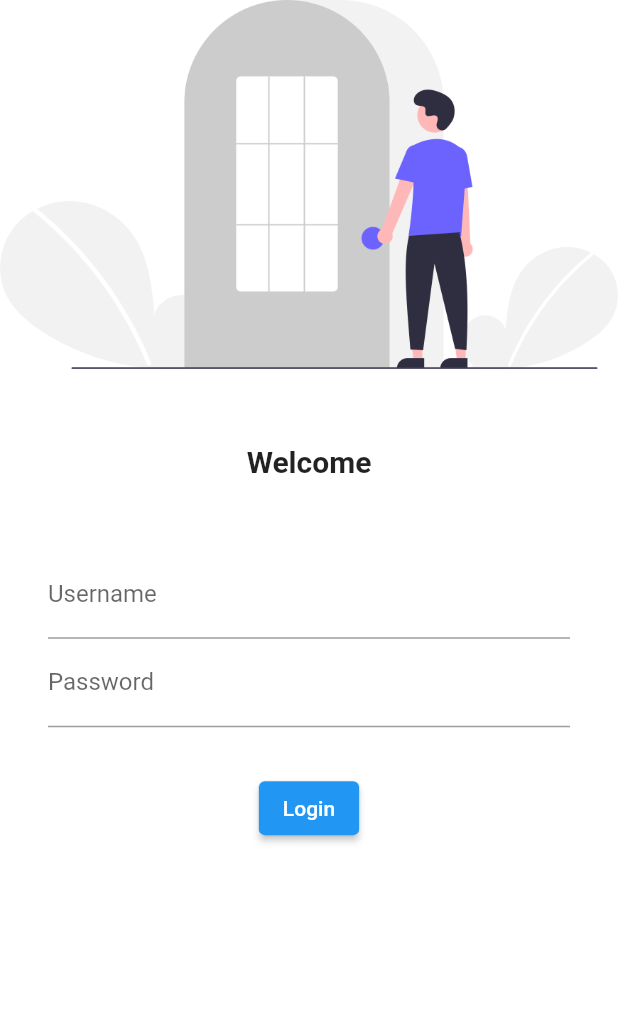
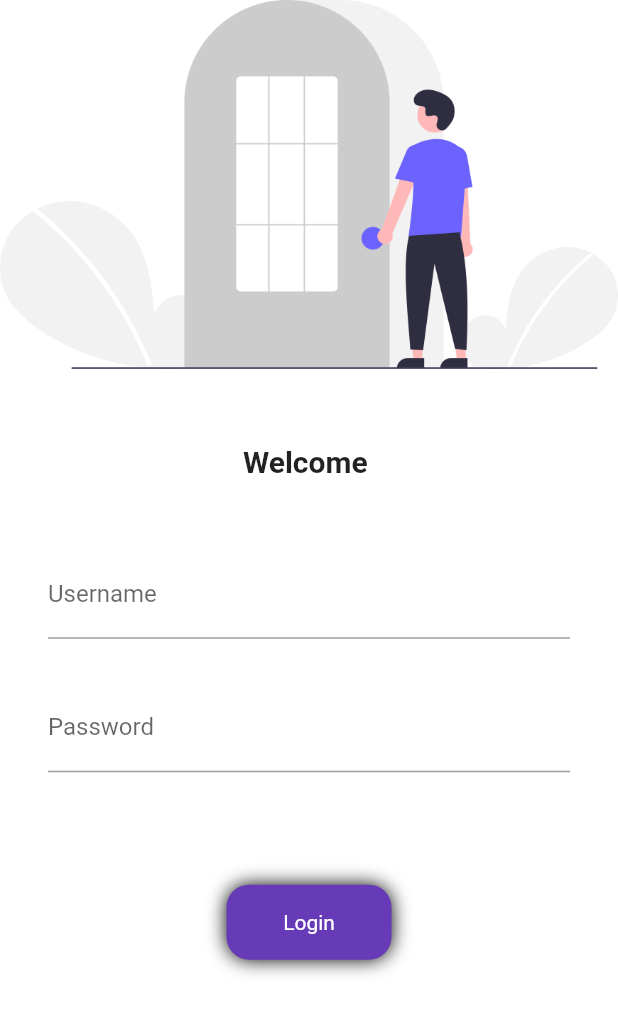
Before and after one commit to ptiwari6239/Flutter, a Flutter app: the screen it shows after launch, after a tap on "Login", on a phone screen of 412 x 824 dp. Shown: the top 1014 px of the screen. Run offline on Flutter 3.47's test engine with Material 2 defaults, Android fonts, the light colour scheme and no system bars.

Commit message:
day06 completed

```diff
--- a/lib/Pages/login_page.dart
+++ b/lib/Pages/login_page.dart
@@ -1,23 +1,33 @@
+import 'package:basic_to_advance/Pages/home_page.dart';
+import 'package:basic_to_advance/utlis/routes.dart';
 import 'package:flutter/material.dart';
 
-class loginPage extends StatelessWidget {
+class loginPage extends StatefulWidget {
+  @override
+  State<loginPage> createState() => _loginPageState();
+}
+
+class _loginPageState extends State<loginPage> {
+  String name = "";
   // const loginPage({ Key? key }) : super(key: key);
-
   @override
   Widget build(BuildContext context) {
     return Material(
         color: Colors.white,
-        child: Column(
+        child: SingleChildScrollView(
+            child: Column(
           children: [
             Image.asset(
               "assets/images/loginpage.png",
+
+              // height: 1200,R
               // alignment: AlignmentGeometry
             ),
             SizedBox(
               height: 50.0,
             ),
             Text(
-              "Welcome",
+              "Welcome $name",
               style: TextStyle(
                 fontSize: 20,
                 fontWeight: FontWeight.bold,
@@ -33,6 +43,13 @@ class loginPage extends StatelessWidget {
                   TextFormField(
                     decoration: InputDecoration(
                         hintText: "Enter username", labelText: "Username"),
+                    onChanged: (value) {
+                      name = value;
+                      setState(() {});
+                    },
+                  ),
+                  SizedBox(
+                    height: 30,
                   ),
                   TextFormField(
                     obscureText: true,
@@ -40,19 +57,45 @@ class loginPage extends StatelessWidget {
                         hintText: "Enter password", labelText: "Password"),
                   ),
                   SizedBox(
-                    height: 30,
+                    height: 75,
                   ),
-                  ElevatedButton(
-                    onPressed: () {
-                      print("Login Done");
-                    },
-                    child: Text("Login"),
-                    style: TextButton.styleFrom(),
+                  InkWell(
+                    // hoverColor: Colors.red,
+                    // splashColor: Colors.red,
+                    onTap: (() {
+                      Navigator.pushNamed(context, MyRoutes.homeRoute);
+                    }),
+                    child: Container(
+                      width: 110,
+                      height: 50,
+                      alignment: Alignment.center,
+                      child: Text(
+                        "Login",
+                        style: TextStyle(color: Colors.white),
+                      ),
+                      decoration: BoxDecoration(
+                          boxShadow: [
+                            BoxShadow(
+                              color: Colors.black,
+                              blurRadius: 10.0,
+                            ),
+                          ],
+                          color: Colors.deepPurple,
+                          borderRadius: BorderRadius.circular(15)),
+                    ),
                   )
+                  // ElevatedButton(
+                  //   onPressed: () {
+                  //     // Navigator.pushNamed(context, MyRoutes.homeRoute);
+                  //     Navigator.pushNamed(context, MyRoutes.homeRoute);
+                  //   },
+                  //   child: Text("Login"),
+                  //   style: TextButton.styleFrom(minimumSize: Size(120, 50)),
+                  // )
                 ],
               ),
             )
           ],
-        ));
+        )));
   }
 }
```
